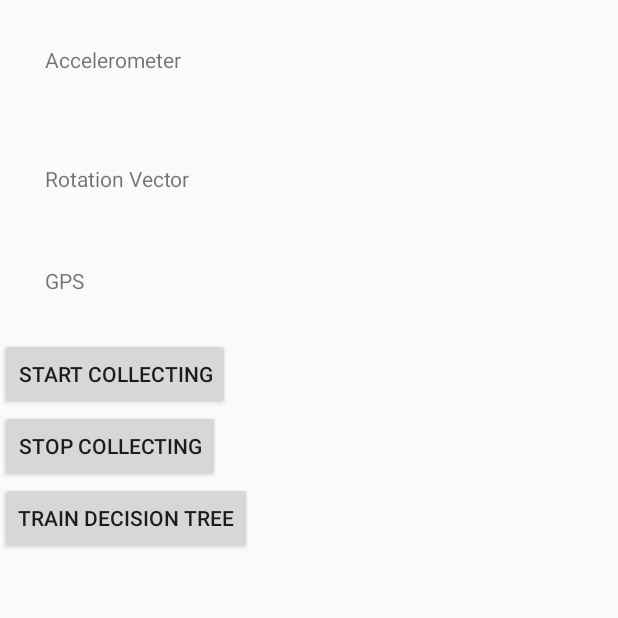
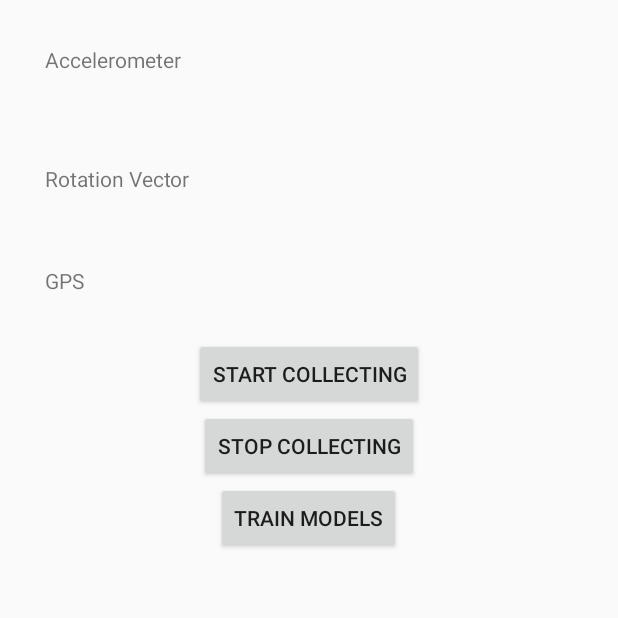
Before and after one commit to vsocrates/mhealth-grabapp, an Android app: the screen it shows after launch (MainActivity), on a phone screen of 412 x 824 dp, the top half of it. Run offline under Robolectric (Android 15) with nearby library versions, the phone set to English and light mode, and no system bars.

```diff
--- a/FinalProject/app/src/main/java/com/example/dinabenayad_cherif/finalproject/MainActivity.java
+++ b/FinalProject/app/src/main/java/com/example/dinabenayad_cherif/finalproject/MainActivity.java
@@ -180,7 +180,7 @@ public class MainActivity extends Activity implements SensorEventListener, Locat
         setContentView(R.layout.activity_main);
 
         verifyLocationPermissions(MainActivity.this);
-        verifyStoragePermissions(this);
+        verifyStoragePermissions(MainActivity.this);
 
         mSensorManager = (SensorManager) getSystemService(SENSOR_SERVICE);
         mAccelerometer = mSensorManager.getDefaultSensor(Sensor.TYPE_ACCELEROMETER);
--- a/FinalProject/app/src/main/res/layout/activity_main.xml
+++ b/FinalProject/app/src/main/res/layout/activity_main.xml
@@ -79,20 +79,20 @@
         android:id="@+id/button"
         android:layout_width="wrap_content"
         android:layout_height="wrap_content"
+        android:layout_below="@id/textView7"
         android:onClick="startCollectingData"
-        android:text="Start Collecting"
-        android:layout_below="@id/textView7"
-        />
-
+        android:layout_centerHorizontal="true"
+        android:text="Start Collecting"/>
 
 
     <Button
         android:id="@+id/button2"
         android:layout_width="wrap_content"
         android:layout_height="wrap_content"
+        android:layout_below="@id/button"
+        android:layout_centerHorizontal="true"
         android:onClick="stopCollectingData"
         android:text="Stop Collecting"
-        android:layout_below="@id/button"
         />
 
 
@@ -100,9 +100,11 @@
         android:id="@+id/button3"
         android:layout_width="wrap_content"
         android:layout_height="wrap_content"
+        android:layout_below="@id/button2"
+        android:layout_centerHorizontal="true"
         android:onClick="trainDecisionTree"
         android:text="@string/train_decision_tree"
-        android:layout_below="@id/button2"
+
         />
 
 </RelativeLayout>
--- a/FinalProject/app/src/main/res/values/strings.xml
+++ b/FinalProject/app/src/main/res/values/strings.xml
@@ -9,5 +9,5 @@
     <string name = "classifier_testfile">Choose the file(arff) for classifier to test</string>
     <string name = "clusterer_file">Choose the file(arff) for clusterer</string>
     <string name = "wrong_file_warn">Sorry, you do not choose right file, please choose arff file!</string>
-    <string name="train_decision_tree">Train Decision Tree</string>
+    <string name="train_decision_tree">Train Models</string>
 </resources>
```
